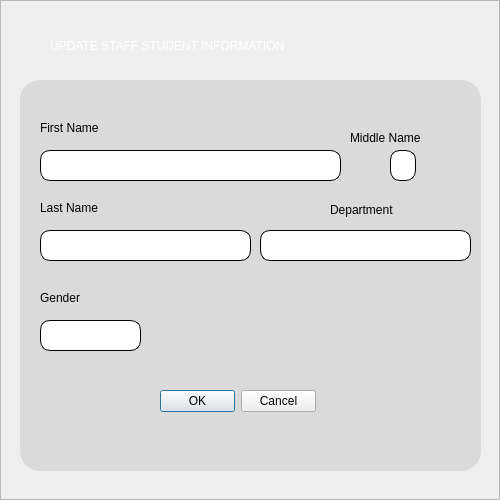
First picture: the form in ui/updateStaff.ui, repository HimoJCode/Automated-Attendance-Tracking, before the edit.
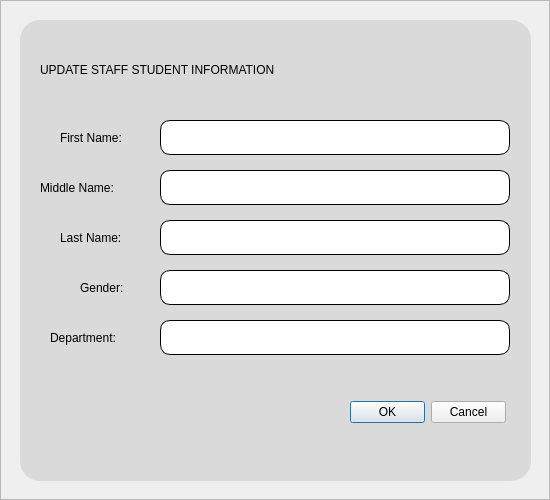
Second picture: the form after the edit. Icons and pictures are not drawn.

What changed in the file:
```diff
--- a/ui/updateStaff.ui
+++ b/ui/updateStaff.ui
@@ -6,7 +6,7 @@
    <rect>
     <x>0</x>
     <y>0</y>
-    <width>500</width>
+    <width>550</width>
     <height>500</height>
    </rect>
   </property>
@@ -42,18 +42,19 @@
      <property name="frameShadow">
       <enum>QFrame::Raised</enum>
      </property>
-     <widget class="QLabel" name="label">
+     <widget class="QLabel" name="updateStaffInformation_label">
       <property name="geometry">
        <rect>
-        <x>50</x>
-        <y>20</y>
+        <x>40</x>
+        <y>50</y>
         <width>411</width>
-        <height>51</height>
+        <height>40</height>
        </rect>
       </property>
       <property name="styleSheet">
        <string notr="true">font: 87 12pt &quot;Segoe UI Black&quot;;
-color: #ffffff;</string>
+color: #000000;
+</string>
       </property>
       <property name="text">
        <string>UPDATE STAFF STUDENT INFORMATION</string>
@@ -63,9 +64,9 @@
       <property name="geometry">
        <rect>
         <x>20</x>
-        <y>80</y>
-        <width>461</width>
-        <height>391</height>
+        <y>20</y>
+        <width>511</width>
+        <height>461</height>
        </rect>
       </property>
       <property name="styleSheet">
@@ -94,69 +95,69 @@
       <widget class="QLineEdit" name="firstNameLineEdit">
        <property name="geometry">
         <rect>
-         <x>20</x>
-         <y>70</y>
-         <width>301</width>
-         <height>31</height>
+         <x>140</x>
+         <y>100</y>
+         <width>350</width>
+         <height>35</height>
         </rect>
        </property>
       </widget>
       <widget class="QLineEdit" name="lastNameLineEdit">
        <property name="geometry">
         <rect>
-         <x>20</x>
-         <y>150</y>
-         <width>211</width>
-         <height>31</height>
+         <x>140</x>
+         <y>200</y>
+         <width>350</width>
+         <height>35</height>
         </rect>
        </property>
       </widget>
       <widget class="QLabel" name="firstName_label">
        <property name="geometry">
         <rect>
-         <x>20</x>
-         <y>40</y>
+         <x>40</x>
+         <y>100</y>
          <width>91</width>
-         <height>16</height>
+         <height>35</height>
         </rect>
        </property>
        <property name="text">
-        <string>First Name</string>
+        <string>First Name:</string>
        </property>
       </widget>
       <widget class="QLabel" name="middleName_label">
        <property name="geometry">
         <rect>
-         <x>330</x>
-         <y>50</y>
+         <x>20</x>
+         <y>150</y>
          <width>111</width>
-         <height>16</height>
+         <height>35</height>
         </rect>
        </property>
        <property name="text">
-        <string>Middle Name</string>
+        <string>Middle Name:</string>
        </property>
       </widget>
-      <widget class="QLabel" name="lastNmae_label">
+      <widget class="QLabel" name="lastName_label">
        <property name="geometry">
         <rect>
-         <x>20</x>
-         <y>120</y>
+         <x>40</x>
+         <y>200</y>
          <width>91</width>
-         <height>16</height>
+         <height>35</height>
         </rect>
        </property>
        <property name="text">
-        <string>Last Name</string>
+        <string>Last Name:</string>
        </property>
       </widget>
       <widget class="QLineEdit" name="middleNameLineEdit">
        <property name="geometry">
         <rect>
-         <x>370</x>
-         <y>70</y>
-         <width>26</width>
-         <height>31</height>
+         <x>140</x>
+         <y>150</y>
+         <width>350</width>
+         <height>35</height>
         </rect>
        </property>
        <property name="styleSheet">
@@ -166,10 +167,10 @@
       <widget class="QComboBox" name="genderComboBox">
        <property name="geometry">
         <rect>
-         <x>20</x>
-         <y>240</y>
-         <width>101</width>
-         <height>31</height>
+         <x>140</x>
+         <y>250</y>
+         <width>350</width>
+         <height>35</height>
         </rect>
        </property>
        <property name="styleSheet">
@@ -217,23 +218,23 @@
       <widget class="QLabel" name="strand_label">
        <property name="geometry">
         <rect>
-         <x>310</x>
-         <y>120</y>
+         <x>30</x>
+         <y>300</y>
          <width>101</width>
-         <height>20</height>
+         <height>35</height>
         </rect>
        </property>
        <property name="text">
-        <string>Department</string>
+        <string>Department:</string>
        </property>
       </widget>
       <widget class="QDialogButtonBox" name="buttonBox">
        <property name="geometry">
         <rect>
-         <x>140</x>
-         <y>310</y>
+         <x>330</x>
+         <y>370</y>
          <width>156</width>
-         <height>23</height>
+         <height>45</height>
         </rect>
        </property>
        <property name="standardButtons">
@@ -243,10 +244,10 @@
       <widget class="QComboBox" name="departmentComboBox">
        <property name="geometry">
         <rect>
-         <x>240</x>
-         <y>150</y>
-         <width>211</width>
-         <height>31</height>
+         <x>140</x>
+         <y>300</y>
+         <width>350</width>
+         <height>35</height>
         </rect>
        </property>
        <property name="layoutDirection">
@@ -296,20 +297,22 @@
         <bool>false</bool>
        </property>
       </widget>
-      <widget class="QLabel" name="lastNmae_label_2">
+      <widget class="QLabel" name="gender_label">
        <property name="geometry">
         <rect>
-         <x>20</x>
-         <y>210</y>
+         <x>60</x>
+         <y>250</y>
          <width>71</width>
-         <height>16</height>
+         <height>35</height>
         </rect>
        </property>
        <property name="text">
-        <string>Gender</string>
+        <string>Gender:</string>
        </property>
       </widget>
      </widget>
+     <zorder>updateFormFrame</zorder>
+     <zorder>updateStaffInformation_label</zorder>
     </widget>
    </item>
   </layout>
```
